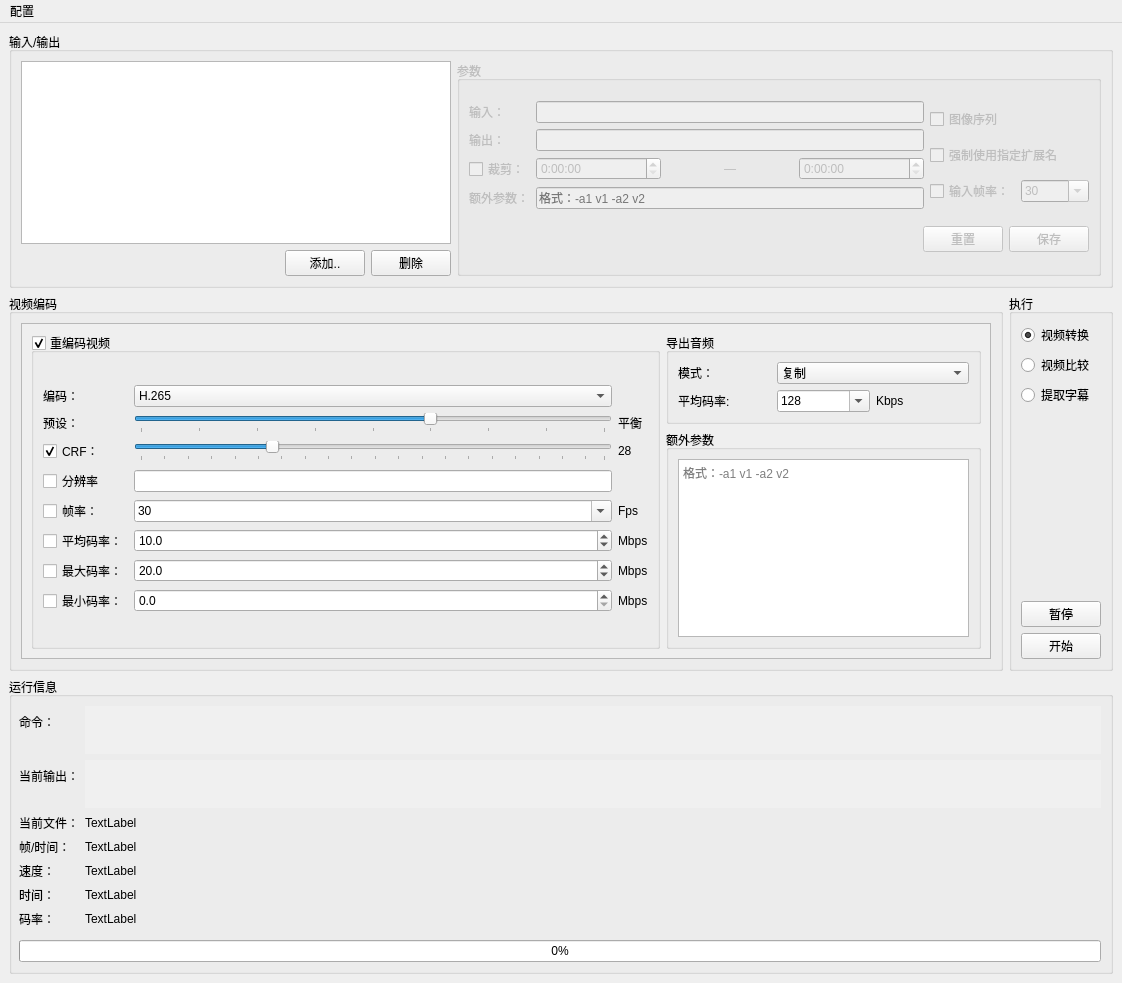
autodotua/Video-Compression-Assistant, file vca/main_window.ui: the form before one commit.
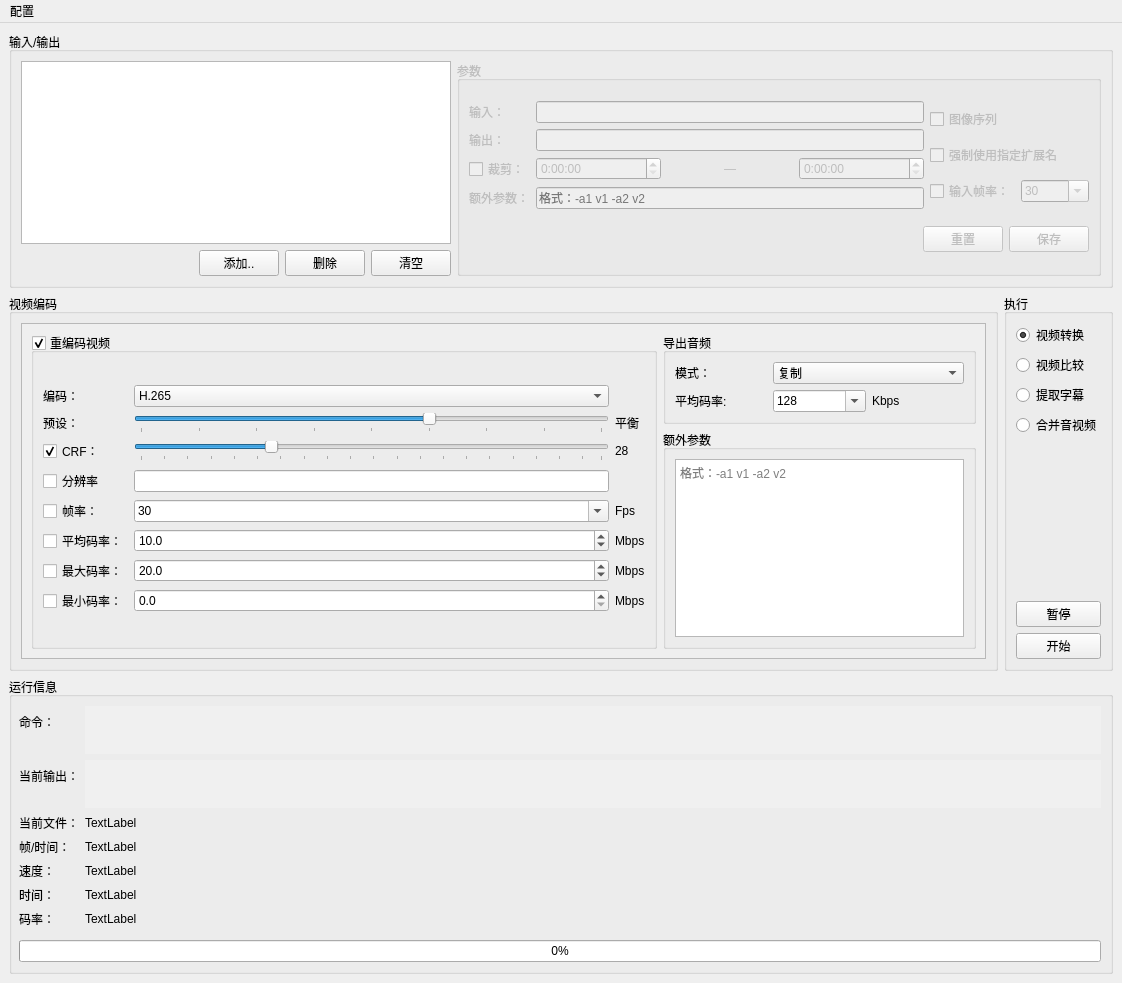
The form after the commit.

Commit message: 新增合并音视频功能；新增清空按钮

Diff of the .ui file:
```diff
--- a/vca/main_window.ui
+++ b/vca/main_window.ui
@@ -66,6 +66,20 @@
            </property>
           </widget>
          </item>
+         <item row="0" column="0" colspan="4">
+          <widget class="QListView" name="lst">
+           <property name="selectionMode">
+            <enum>QAbstractItemView::ExtendedSelection</enum>
+           </property>
+          </widget>
+         </item>
+         <item row="1" column="3">
+          <widget class="QPushButton" name="btn_clear_inputs">
+           <property name="text">
+            <string>清空</string>
+           </property>
+          </widget>
+         </item>
         </layout>
        </item>
        <item>
@@ -327,8 +341,8 @@
              <rect>
               <x>0</x>
               <y>0</y>
-              <width>948</width>
-              <height>350</height>
+              <width>939</width>
+              <height>342</height>
              </rect>
             </property>
             <layout class="QGridLayout" name="gridLayout_7" columnstretch="2,1">
@@ -790,6 +804,13 @@
            </property>
           </widget>
          </item>
+         <item>
+          <widget class="QRadioButton" name="rbtn_merge">
+           <property name="text">
+            <string>合并音视频</string>
+           </property>
+          </widget>
+         </item>
          <item>
           <spacer name="verticalSpacer">
            <property name="orientation">
```
Left out of the diff: 15 changed lines with no effect on the pictures. The commit also changes 4 other files.
